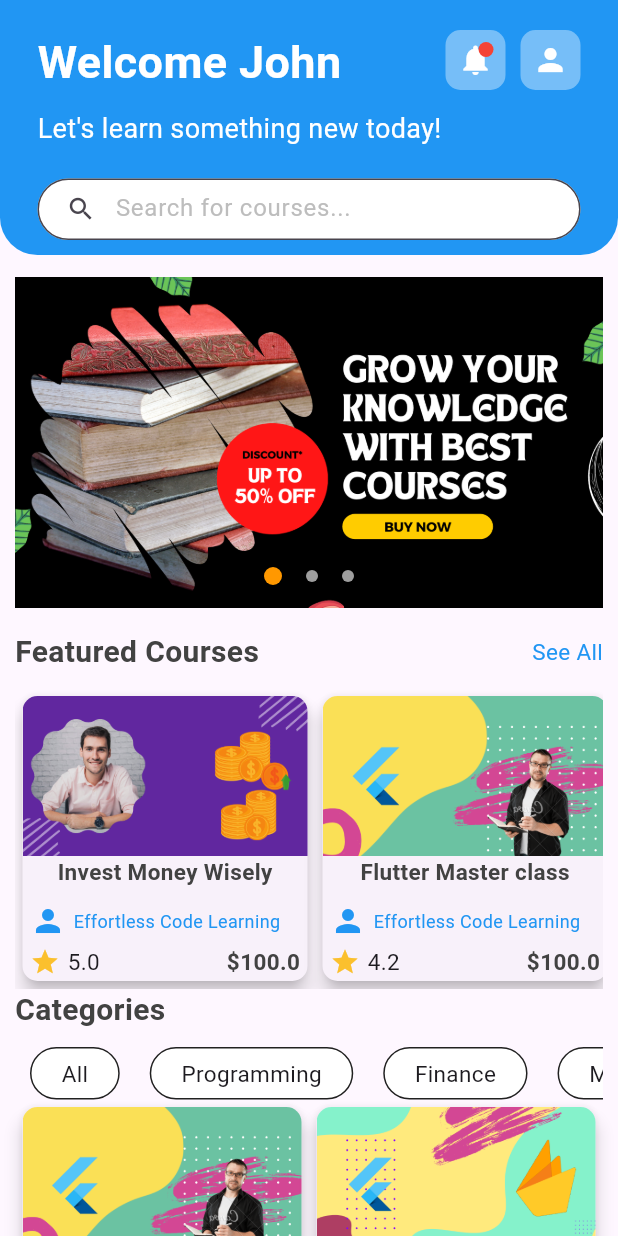
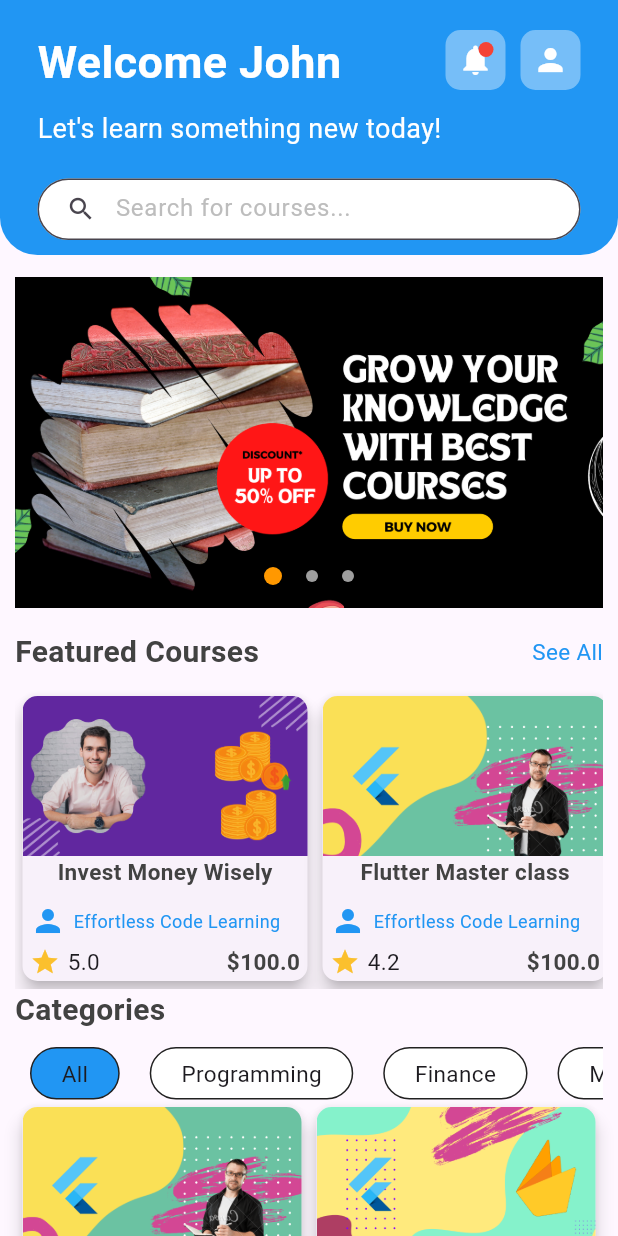
Before and after one commit to adogbeji/FlutterElearningAppPrototype, a Flutter app: the CourseHomeScreen screen opened directly, on a phone screen of 412 x 824 dp. Run offline on Flutter 3.47's test engine with Material 3 defaults, Android fonts, the light colour scheme and no system bars.

Commit message:
Start building CourseCategoryList widget

```diff
--- a/lib/views/home/widgets/category_list.dart
+++ b/lib/views/home/widgets/category_list.dart
@@ -46,7 +46,7 @@ class CategoryList extends StatelessWidget {
                   alignment: Alignment.center,
                   decoration: BoxDecoration(
                     borderRadius: BorderRadius.circular(20),
-                    color: Colors.white,
+                    color: category == courseCategory? Colors.blue: Colors.white,
                     border: Border.all(color: Colors.grey.shade900,),
                   ),
                   child: Padding(
```
Also changed, not shown: lib/views/home/widgets/category_course_list.dart (added, +14 -0 lines).
